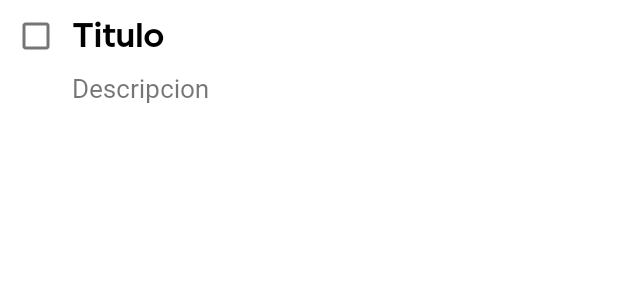
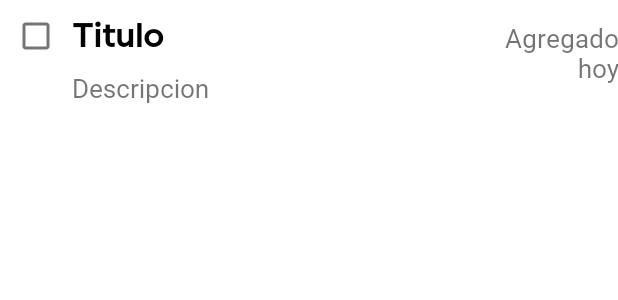
Before and after one commit to MateoLescano/ADHDaily, an Android app: the layout item_tarea_libre.xml on its own in the app's theme, with its tools: preview values and no code run, on a phone screen of 412 x 824 dp. Shown: the top 300 px of the screen. Run offline under Robolectric (Android 15) with nearby library versions, the phone set to English and light mode, and no system bars.

Commit message:
commit 19/6

```diff
--- a/app/src/main/java/com/citesoftware/test4/database/model/TareaLibre.kt
+++ b/app/src/main/java/com/citesoftware/test4/database/model/TareaLibre.kt
@@ -14,5 +14,9 @@ data class TareaLibre (
     val descripcion: String,
     val exportar: Boolean,
     val proxima: Boolean,
-    val color: String
+    val color: String,
+    val fecha: String,
+    val dia: Int,
+    val mes: Int,
+    val anio: Int,
 ): Parcelable
--- a/app/src/main/java/com/citesoftware/test4/fragments/lista/TareaLibre/FragmentTareaLibre.kt
+++ b/app/src/main/java/com/citesoftware/test4/fragments/lista/TareaLibre/FragmentTareaLibre.kt
@@ -70,8 +70,6 @@ class FragmentTareaLibre : Fragment() {
             }
         })
 
-
-
         //Menu
         setHasOptionsMenu(true)
 
@@ -91,6 +89,9 @@ class FragmentTareaLibre : Fragment() {
 
     }
 
+    override fun onResume() {
+        super.onResume()
+    }
 
 
     // MENU ELIMINAR TODOS
--- a/app/src/main/res/layout/activity_info.xml
+++ b/app/src/main/res/layout/activity_info.xml
@@ -147,11 +147,10 @@
                 app:layout_constraintTop_toBottomOf="@+id/buttonContacto" />
 
             <TextView
-                android:id="@+id/textView7"
+                android:id="@+id/tvVersion"
                 android:layout_width="wrap_content"
                 android:layout_height="wrap_content"
                 android:gravity="center"
-                android:text="@string/Version"
                 app:layout_constraintBottom_toBottomOf="parent"
                 app:layout_constraintEnd_toEndOf="parent"
                 app:layout_constraintStart_toStartOf="parent"
--- a/app/src/main/res/layout/item_tarea_libre.xml
+++ b/app/src/main/res/layout/item_tarea_libre.xml
@@ -1,13 +1,11 @@
 <?xml version="1.0" encoding="utf-8"?>
-<androidx.constraintlayout.widget.ConstraintLayout
-    xmlns:android="http://schemas.android.com/apk/res/android"
+<androidx.constraintlayout.widget.ConstraintLayout xmlns:android="http://schemas.android.com/apk/res/android"
     xmlns:app="http://schemas.android.com/apk/res-auto"
     xmlns:tools="http://schemas.android.com/tools"
+    android:id="@+id/layoutFilaTareaLibre"
     android:layout_width="match_parent"
     android:layout_height="wrap_content"
-    android:id="@+id/layoutFilaTareaLibre"
-    android:layout_marginBottom="5dp"
-    >
+    android:layout_marginBottom="5dp">
 
 
     <CheckBox
@@ -18,7 +16,7 @@
         app:layout_constraintStart_toStartOf="parent"
         app:layout_constraintTop_toTopOf="parent"
 
-        app:layout_constraintVertical_bias="0"/>
+        app:layout_constraintVertical_bias="0" />
 
 
     <TextView
@@ -31,7 +29,7 @@
         android:textSize="22sp"
         android:textStyle="bold"
         app:layout_constraintBottom_toBottomOf="@+id/cbTareaLibre"
-        app:layout_constraintEnd_toEndOf="parent"
+        app:layout_constraintEnd_toStartOf="@+id/tvAgregado"
         app:layout_constraintStart_toEndOf="@+id/cbTareaLibre"
         app:layout_constraintTop_toTopOf="parent"
         app:layout_constraintVertical_bias="0.4" />
@@ -44,10 +42,21 @@
         android:fontFamily="@font/millight"
         android:text="Descripcion"
         android:textSize="17sp"
-        app:layout_constraintEnd_toEndOf="parent"
+        app:layout_constraintEnd_toStartOf="@+id/tvAgregado"
         app:layout_constraintStart_toEndOf="@+id/cbTareaLibre"
         app:layout_constraintTop_toBottomOf="@+id/tvTituloTareaLibre" />
 
+    <TextView
+        android:id="@+id/tvAgregado"
+        android:layout_width="100dp"
+        android:layout_height="wrap_content"
+        android:fontFamily="@font/millight"
+        android:text="Agregado hoy"
+        android:gravity="right"
+        android:textSize="17sp"
+        app:layout_constraintBottom_toBottomOf="parent"
+        app:layout_constraintEnd_toEndOf="parent"
+        app:layout_constraintTop_toTopOf="parent" />
 
 
 </androidx.constraintlayout.widget.ConstraintLayout>
--- a/app/src/main/res/values/strings.xml
+++ b/app/src/main/res/values/strings.xml
@@ -138,7 +138,6 @@
     <string name="ActualizarEvento">Update event</string>
     <string name="actualizarObjetivo">Update goal</string>
 
-    <string name="Version" translatable="false">Version: 1.0.1</string>
     <string name="hexVioleta" translatable="false">#b666d2</string>
     <string name="hexVerde" translatable="false">#068019</string>
     <string name="hexRosa" translatable="false">#fc6c85</string>
@@ -147,5 +146,10 @@
     <string name="hexMarron" translatable="false">#a0522d</string>
     <string name="hexAzul" translatable="false">#4682b4</string>
     <string name="mailContacto" translatable="false">mateolescano@gmail.com</string>
+    <string name="agregado">Added on</string>
+    <string name="agregadoHoy">Added today</string>
+    <string name="daysAgo">days ago</string>
+    <string name="agregadoAyer">Added yesterday</string>
+    <string name="version">Version:</string>
 
 </resources>
```
Also changed, not shown: app/src/main/java/com/citesoftware/test4/fragments/actualizar/FragmentActualizarTareaLibre.kt (+12 -7 lines), app/src/main/java/com/citesoftware/test4/fragments/agregar/FragmentAgregarTarea.kt (+15 -1 lines), app/src/main/java/com/citesoftware/test4/fragments/lista/TareaLibre/ListaTareaLibreAdapter.kt (+29 -3 lines), app/src/main/java/com/citesoftware/test4/main/info_activity.kt (+10 -1 lines), 6 other files.
